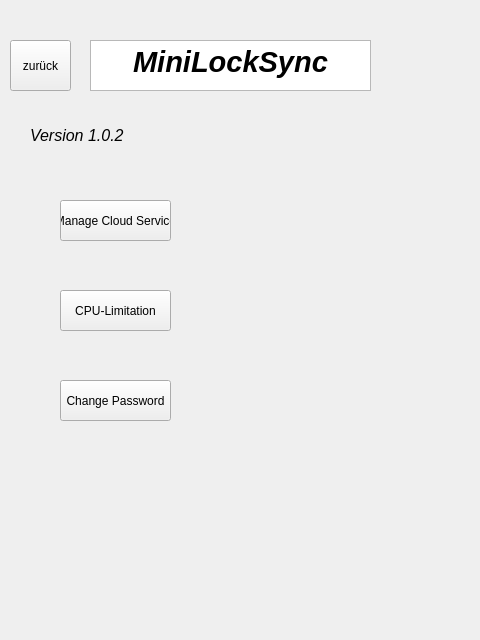
Above: src/stackedwindow.ui from hsBoyz/MiniLockSync before the change. Below: the same form after it.
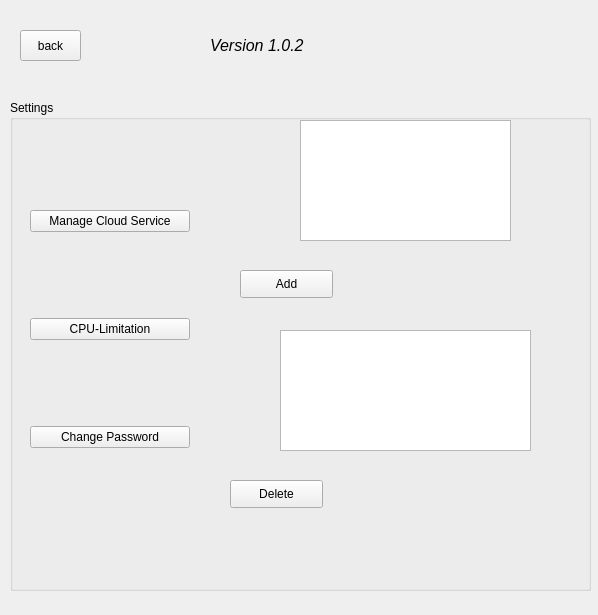
That is the form after the change. The open tabs and pages were chosen to show the change.

```diff
--- a/src/stackedwindow.ui
+++ b/src/stackedwindow.ui
@@ -6,8 +6,8 @@
    <rect>
     <x>0</x>
     <y>0</y>
-    <width>480</width>
-    <height>640</height>
+    <width>598</width>
+    <height>615</height>
    </rect>
   </property>
   <property name="windowTitle">
@@ -189,80 +189,24 @@
    </widget>
   </widget>
   <widget class="QWidget" name="Settings">
-   <widget class="QTextBrowser" name="textBrowser_3">
-    <property name="geometry">
-     <rect>
-      <x>90</x>
-      <y>40</y>
-      <width>281</width>
-      <height>51</height>
-     </rect>
-    </property>
-    <property name="html">
-     <string>&lt;!DOCTYPE HTML PUBLIC &quot;-//W3C//DTD HTML 4.0//EN&quot; &quot;http://www.w3.org/TR/REC-html40/strict.dtd&quot;&gt;
-&lt;html&gt;&lt;head&gt;&lt;meta name=&quot;qrichtext&quot; content=&quot;1&quot; /&gt;&lt;style type=&quot;text/css&quot;&gt;
-p, li { white-space: pre-wrap; }
-&lt;/style&gt;&lt;/head&gt;&lt;body style=&quot; font-family:'MS Shell Dlg 2'; font-size:8.25pt; font-weight:400; font-style:normal;&quot;&gt;
-&lt;p align=&quot;center&quot; dir='rtl' style=&quot; margin-top:0px; margin-bottom:0px; margin-left:0px; margin-right:0px; -qt-block-indent:0; text-indent:0px;&quot;&gt;&lt;span style=&quot; font-size:22pt; font-weight:600; font-style:italic;&quot;&gt;MiniLockSync&lt;/span&gt;&lt;/p&gt;&lt;/body&gt;&lt;/html&gt;</string>
-    </property>
-   </widget>
-   <widget class="QPushButton" name="pushAdd">
-    <property name="geometry">
-     <rect>
-      <x>60</x>
-      <y>200</y>
-      <width>111</width>
-      <height>41</height>
-     </rect>
-    </property>
-    <property name="text">
-     <string>Manage Cloud Service</string>
-    </property>
-   </widget>
    <widget class="QPushButton" name="pushZurueckSettings">
     <property name="geometry">
      <rect>
-      <x>10</x>
-      <y>40</y>
+      <x>20</x>
+      <y>30</y>
       <width>61</width>
-      <height>51</height>
+      <height>31</height>
      </rect>
     </property>
     <property name="text">
-     <string>zurück</string>
-    </property>
-   </widget>
-   <widget class="QPushButton" name="pushChange">
-    <property name="geometry">
-     <rect>
-      <x>60</x>
-      <y>380</y>
-      <width>111</width>
-      <height>41</height>
-     </rect>
-    </property>
-    <property name="text">
-     <string>Change Password</string>
-    </property>
-   </widget>
-   <widget class="QPushButton" name="pushCPU">
-    <property name="geometry">
-     <rect>
-      <x>60</x>
-      <y>290</y>
-      <width>111</width>
-      <height>41</height>
-     </rect>
-    </property>
-    <property name="text">
-     <string>CPU-Limitation</string>
+     <string>back</string>
     </property>
    </widget>
    <widget class="QLabel" name="label">
     <property name="geometry">
      <rect>
-      <x>30</x>
-      <y>120</y>
+      <x>210</x>
+      <y>30</y>
       <width>151</width>
       <height>31</height>
      </rect>
@@ -279,9 +223,161 @@
      <string>Version 1.0.2</string>
     </property>
    </widget>
+   <widget class="QGroupBox" name="groupBox_2">
+    <property name="geometry">
+     <rect>
+      <x>10</x>
+      <y>100</y>
+      <width>581</width>
+      <height>491</height>
+     </rect>
+    </property>
+    <property name="title">
+     <string>Settings</string>
+    </property>
+    <widget class="QStackedWidget" name="stackedWidget_2">
+     <property name="geometry">
+      <rect>
+       <x>200</x>
+       <y>10</y>
+       <width>381</width>
+       <height>531</height>
+      </rect>
+     </property>
+     <property name="currentIndex">
+      <number>3</number>
+     </property>
+     <widget class="QWidget" name="welcome">
+      <widget class="QLabel" name="label_2">
+       <property name="geometry">
+        <rect>
+         <x>60</x>
+         <y>80</y>
+         <width>301</width>
+         <height>101</height>
+        </rect>
+       </property>
+       <property name="text">
+        <string>Hier können sie Einstellungen vornehmen</string>
+       </property>
+      </widget>
+     </widget>
+     <widget class="QWidget" name="AddCloud" native="true">
+      <widget class="QPushButton" name="pushButton_10">
+       <property name="geometry">
+        <rect>
+         <x>20</x>
+         <y>370</y>
+         <width>93</width>
+         <height>28</height>
+        </rect>
+       </property>
+       <property name="text">
+        <string>Delete</string>
+       </property>
+      </widget>
+      <widget class="QPushButton" name="pushButton_addDir">
+       <property name="geometry">
+        <rect>
+         <x>30</x>
+         <y>160</y>
+         <width>93</width>
+         <height>28</height>
+        </rect>
+       </property>
+       <property name="text">
+        <string>Add</string>
+       </property>
+      </widget>
+      <widget class="QTableWidget" name="tableWidget">
+       <property name="geometry">
+        <rect>
+         <x>70</x>
+         <y>220</y>
+         <width>251</width>
+         <height>121</height>
+        </rect>
+       </property>
+      </widget>
+      <widget class="QTreeView" name="treeView_fileBrowser">
+       <property name="geometry">
+        <rect>
+         <x>90</x>
+         <y>10</y>
+         <width>211</width>
+         <height>121</height>
+        </rect>
+       </property>
+      </widget>
+     </widget>
+     <widget class="QWidget" name="CPU">
+      <widget class="QLabel" name="label_3">
+       <property name="geometry">
+        <rect>
+         <x>110</x>
+         <y>90</y>
+         <width>161</width>
+         <height>71</height>
+        </rect>
+       </property>
+       <property name="text">
+        <string>CPU-Limitation -&gt; ToDO</string>
+       </property>
+      </widget>
+     </widget>
+     <widget class="QWidget" name="ChangePW">
+      <widget class="QLabel" name="label_4">
+       <property name="geometry">
+        <rect>
+         <x>110</x>
+         <y>90</y>
+         <width>171</width>
+         <height>101</height>
+        </rect>
+       </property>
+       <property name="text">
+        <string>Passwort ändern! -&gt; ToDO</string>
+       </property>
+      </widget>
+     </widget>
+    </widget>
+    <widget class="QWidget" name="verticalLayoutWidget">
+     <property name="geometry">
+      <rect>
+       <x>20</x>
+       <y>30</y>
+       <width>160</width>
+       <height>401</height>
+      </rect>
+     </property>
+     <layout class="QVBoxLayout" name="verticalLayout">
+      <item>
+       <widget class="QPushButton" name="pushAddCloud">
+        <property name="text">
+         <string>Manage Cloud Service</string>
+        </property>
+       </widget>
+      </item>
+      <item>
+       <widget class="QPushButton" name="pushCPULimit">
+        <property name="text">
+         <string>CPU-Limitation</string>
+        </property>
+       </widget>
+      </item>
+      <item>
+       <widget class="QPushButton" name="pushChangePW">
+        <property name="text">
+         <string>Change Password</string>
+        </property>
+       </widget>
+      </item>
+     </layout>
+    </widget>
+   </widget>
   </widget>
-  <widget class="QWidget" name="AddCloud">
-   <widget class="QTreeView" name="treeView_fileBrowser">
+  <widget class="QWidget" name="AddCloud2">
+   <widget class="QTreeView" name="treeView_fileBrowser1">
     <property name="geometry">
      <rect>
       <x>20</x>
```
Left out of the diff: 52 changed lines with no effect on the pictures.
